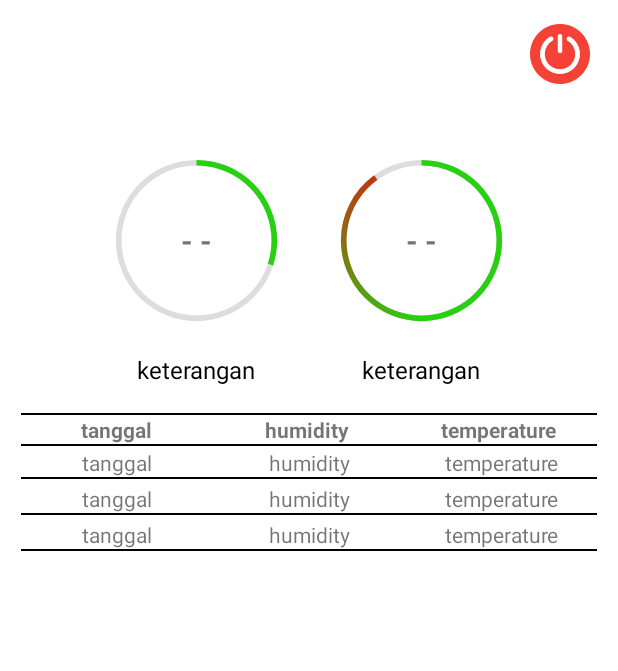
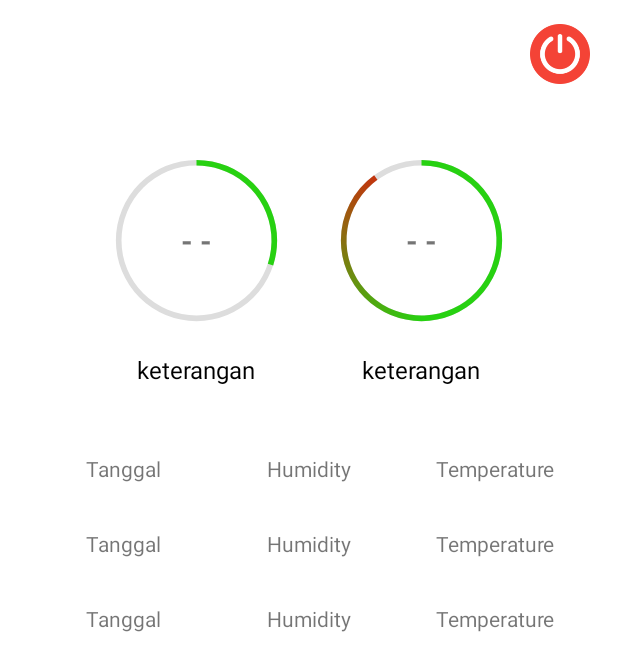
Before and after one commit to ahlill/FarmingController, an Android app: the layout activity_main.xml on its own in the app's theme, with its tools: preview values and no code run, on a phone screen of 412 x 824 dp. Shown: the top 671 px of the screen. Run offline under Robolectric (Android 15) with nearby library versions, the phone set to English and light mode, and no system bars; plain views replace NeumorphicFrameLayout.

Commit message:
mendekor tabel data

```diff
--- a/app/src/main/java/id/belajar/controller/Helper.kt
+++ b/app/src/main/java/id/belajar/controller/Helper.kt
@@ -40,11 +40,10 @@ class Helper {
     }
 
     //konversi timestamp ke date
-    fun getDateTime(s: String?): String? {
+    fun getDateTime(s: String?): String {
         return try {
             val sdf = SimpleDateFormat("dd/MM - HH:mm:ss")
             val netDate = s?.toLong()?.let { Date(it) }
-//            val netDate = s?.toLong()?.times(1000)?.let { Date(it) }
             sdf.format(netDate)
         } catch (e: Exception) {
             e.toString()
@@ -55,7 +54,6 @@ class Helper {
     fun checkConnection(context: Context): Boolean {
         val connectivityManager =
                 context.getSystemService(Context.CONNECTIVITY_SERVICE) as ConnectivityManager
-        if (connectivityManager != null) {
         val capabilities =
                 connectivityManager.getNetworkCapabilities(connectivityManager.activeNetwork)
         if (capabilities != null) {
@@ -74,7 +72,6 @@ class Helper {
                 }
             }
         }
-        }
         return false
     }
 
--- a/app/src/main/java/id/belajar/controller/MainActivity.kt
+++ b/app/src/main/java/id/belajar/controller/MainActivity.kt
@@ -54,7 +54,7 @@ class MainActivity : AppCompatActivity() {
             val mHum = hum.toInt()
             mProgressAnimationHum.setProgress(mHum)
             with(activityMainBinding) {
-                tvHum.text = "$mHum %"
+                tvHum.text = getString(R.string.hum, mHum)
                 tvHumKeterangan.text = when (mHum) {
                     in 0..60 -> {
                         "rendah"
@@ -78,7 +78,7 @@ class MainActivity : AppCompatActivity() {
             val mTemp = temp.toInt()
             mProgressAnimationTemp.setProgress(mTemp)
             with(activityMainBinding) {
-                tvTemp.text = "$mTemp ℃"
+                tvTemp.text = getString(R.string.temp, mTemp)
                 tvTempKeterangan.text = when (mTemp) {
                     in 0..25 -> {
                         "rendah"
--- a/app/src/main/res/layout/activity_main.xml
+++ b/app/src/main/res/layout/activity_main.xml
@@ -11,16 +11,16 @@
         android:id="@+id/btn_power"
         android:layout_width="40dp"
         android:layout_height="40dp"
+        android:contentDescription="@string/icon"
+        android:maxWidth="40dp"
         android:maxHeight="40dp"
-        android:maxWidth="40dp"
-        tools:src="@drawable/ic_power_off"
         app:layout_constraintBottom_toBottomOf="parent"
         app:layout_constraintEnd_toEndOf="parent"
+        app:layout_constraintHorizontal_bias="0.95"
         app:layout_constraintStart_toStartOf="parent"
         app:layout_constraintTop_toTopOf="parent"
-        app:layout_constraintHorizontal_bias="0.95"
         app:layout_constraintVertical_bias="0.02"
-        android:contentDescription="@string/icon" />
+        tools:src="@drawable/ic_power_off" />
 
     <LinearLayout
         android:id="@+id/linearLayout"
@@ -55,7 +55,7 @@
                 android:layout_width="wrap_content"
                 android:layout_height="wrap_content"
                 android:gravity="center"
-                android:text="- -"
+                android:text="@string/no_data"
                 android:textSize="20sp"
                 android:textStyle="bold"
                 app:layout_constraintBottom_toBottomOf="@+id/pb_hum"
@@ -68,7 +68,7 @@
                 android:layout_width="wrap_content"
                 android:layout_height="wrap_content"
                 android:gravity="center"
-                android:text="keterangan"
+                android:text="@string/keterangan"
                 android:textColor="@color/black"
                 android:textSize="16sp"
                 app:layout_constraintEnd_toEndOf="@+id/pb_hum"
@@ -94,7 +94,7 @@
                 android:layout_width="wrap_content"
                 android:layout_height="wrap_content"
                 android:gravity="center"
-                android:text="- -"
+                android:text="@string/no_data"
                 android:textSize="20sp"
                 android:textStyle="bold"
                 app:layout_constraintBottom_toBottomOf="@+id/pb_temp"
@@ -107,7 +107,7 @@
                 android:layout_width="wrap_content"
                 android:layout_height="wrap_content"
                 android:gravity="center"
-                android:text="keterangan"
+                android:text="@string/keterangan"
                 android:textColor="@color/black"
                 android:textSize="16sp"
                 app:layout_constraintEnd_toEndOf="@+id/pb_temp"
@@ -118,74 +118,20 @@
         </androidx.constraintlayout.widget.ConstraintLayout>
     </LinearLayout>
 
-    <androidx.constraintlayout.widget.ConstraintLayout
-        android:layout_width="match_parent"
-        android:layout_height="wrap_content"
-        android:layout_marginStart="14dp"
-        android:layout_marginEnd="14dp"
-        app:layout_constraintBottom_toTopOf="@+id/rv_data"
-        app:layout_constraintEnd_toEndOf="@+id/rv_data"
-        app:layout_constraintStart_toStartOf="@+id/rv_data">
-
-        <View
-            android:layout_width="match_parent"
-            android:layout_height="1dp"
-            android:background="@color/black"
-            app:layout_constraintEnd_toEndOf="@id/tv_item_hum"
-            app:layout_constraintStart_toStartOf="@id/tv_item_date"
-            app:layout_constraintBottom_toTopOf="@id/tv_item_hum" />
-
-        <TextView
-            android:id="@+id/tv_item_date"
-            style="@style/TextHeadDataItem"
-            android:text="tanggal"
-            app:layout_constraintBottom_toBottomOf="parent"
-            app:layout_constraintEnd_toStartOf="@id/tv_item_hum"
-            app:layout_constraintStart_toStartOf="parent"
-            app:layout_constraintTop_toTopOf="parent" />
-
-        <TextView
-            android:id="@+id/tv_item_hum"
-            style="@style/TextHeadDataItem"
-            android:text="humidity"
-            app:layout_constraintBottom_toBottomOf="parent"
-            app:layout_constraintEnd_toStartOf="@id/tv_item_temp"
-            app:layout_constraintStart_toEndOf="@id/tv_item_date"
-            app:layout_constraintTop_toTopOf="parent" />
-
-        <TextView
-            android:id="@+id/tv_item_temp"
-            android:layout_marginEnd="2dp"
-            style="@style/TextHeadDataItem"
-            android:text="temperature"
-            app:layout_constraintBottom_toBottomOf="parent"
-            app:layout_constraintEnd_toEndOf="parent"
-            app:layout_constraintStart_toEndOf="@id/tv_item_hum"
-            app:layout_constraintTop_toTopOf="parent" />
-
-        <View
-            android:layout_width="match_parent"
-            android:layout_height="1dp"
-            android:background="@color/black"
-            app:layout_constraintEnd_toEndOf="@id/tv_item_hum"
-            app:layout_constraintStart_toStartOf="@id/tv_item_date"
-            app:layout_constraintTop_toBottomOf="@id/tv_item_hum" />
-
-    </androidx.constraintlayout.widget.ConstraintLayout>
-
     <androidx.recyclerview.widget.RecyclerView
         android:id="@+id/rv_data"
         android:layout_width="match_parent"
-        android:layout_height="200dp"
-        android:layout_marginTop="40dp"
-        android:layout_marginStart="8dp"
-        android:layout_marginEnd="8dp"
+        android:layout_height="220dp"
+        android:layout_marginTop="30dp"
+        android:layout_marginStart="20dp"
+        android:layout_marginEnd="20dp"
         app:layout_constraintEnd_toEndOf="@+id/linearLayout"
+        app:layout_constraintHorizontal_bias="0.5"
         app:layout_constraintStart_toStartOf="@+id/linearLayout"
         app:layout_constraintTop_toBottomOf="@+id/linearLayout"
-        tools:listitem="@layout/data_item"/>
+        tools:listitem="@layout/data_item" />
+
 </androidx.constraintlayout.widget.ConstraintLayout>
-
 
     <!--    <com.borutsky.neumorphism.NeumorphicFrameLayout-->
     <!--        android:id="@+id/firstBlock"-->
--- a/app/src/main/res/layout/data_item.xml
+++ b/app/src/main/res/layout/data_item.xml
@@ -1,47 +1,38 @@
 <?xml version="1.0" encoding="utf-8"?>
 <androidx.constraintlayout.widget.ConstraintLayout xmlns:android="http://schemas.android.com/apk/res/android"
+    xmlns:app="http://schemas.android.com/apk/res-auto"
     android:layout_width="match_parent"
-    android:layout_height="wrap_content"
-    xmlns:app="http://schemas.android.com/apk/res-auto"
-    android:layout_marginStart="6dp"
-    android:layout_marginEnd="6dp"
-    android:layout_marginBottom="2dp"
+    android:layout_height="50dp"
     android:orientation="horizontal">
 
     <TextView
         android:id="@+id/tv_item_date"
+        android:layout_height="match_parent"
         style="@style/TextDataItem"
-        android:text="tanggal"
+        android:text= "@string/table_head_content_date"
+        app:layout_constraintBottom_toBottomOf="parent"
+        app:layout_constraintEnd_toStartOf="@id/tv_item_hum"
         app:layout_constraintStart_toStartOf="parent"
-        app:layout_constraintTop_toTopOf="parent"
-        app:layout_constraintBottom_toBottomOf="parent"
-        app:layout_constraintEnd_toStartOf="@id/tv_item_hum"/>
+        app:layout_constraintTop_toTopOf="parent" />
 
     <TextView
         android:id="@+id/tv_item_hum"
+        android:layout_height="match_parent"
         style="@style/TextDataItem"
-        android:text="humidity"
+        android:text= "@string/table_head_content_humidity"
+        app:layout_constraintBottom_toBottomOf="parent"
+        app:layout_constraintEnd_toStartOf="@id/tv_item_temp"
         app:layout_constraintStart_toEndOf="@id/tv_item_date"
-        app:layout_constraintEnd_toStartOf="@id/tv_item_temp"
-        app:layout_constraintTop_toTopOf="parent"
-        app:layout_constraintBottom_toBottomOf="parent"/>
+        app:layout_constraintTop_toTopOf="parent" />
 
     <TextView
         android:id="@+id/tv_item_temp"
+        android:layout_height="match_parent"
         style="@style/TextDataItem"
-        android:text="temperature"
+        android:text= "@string/table_head_content_temperature"
+        app:layout_constraintBottom_toBottomOf="parent"
+        app:layout_constraintEnd_toEndOf="parent"
         app:layout_constraintStart_toEndOf="@id/tv_item_hum"
-        app:layout_constraintTop_toTopOf="parent"
-        app:layout_constraintBottom_toBottomOf="parent"
-        app:layout_constraintEnd_toEndOf="parent"/>
-
-    <View
-        android:layout_width="match_parent"
-        android:layout_height="1dp"
-        android:background="@color/black"
-        app:layout_constraintStart_toStartOf="@id/tv_item_date"
-        app:layout_constraintEnd_toEndOf="@id/tv_item_hum"
-        app:layout_constraintTop_toBottomOf="@id/tv_item_hum"
-        />
+        app:layout_constraintTop_toTopOf="parent" />
 
 </androidx.constraintlayout.widget.ConstraintLayout>
--- a/app/src/main/res/values/strings.xml
+++ b/app/src/main/res/values/strings.xml
@@ -1,7 +1,17 @@
 <resources>
     <string name="app_name">Controller</string>
     <string name="icon">icon</string>
-    <!--    <string name="hum">"%d ℃"</string>-->
-    <!--    <string name="temp"></string>-->
+    <string name="no_data">- -</string>
+    <string name="keterangan">keterangan</string>
+    <string name="table_head_content_date">Tanggal</string>
+    <string name="table_head_content_temperature">Temperature</string>
+    <string name="table_head_content_humidity">Humidity</string>
+
+    <string name="hum">%d %%</string>
+    <string name="temp">%d ℃</string>
+
+    <string name="pattern_date">dd/MM - HH:mm:ss</string>
+
+
 
 </resources>
--- a/app/src/main/res/values/themes.xml
+++ b/app/src/main/res/values/themes.xml
@@ -27,14 +27,4 @@
         <item name="android:textSize">14sp</item>
     </style>
 
-    <style name="TextHeadDataItem" parent="TextDataItem">
-<!--        <item name="android:layout_weight">1</item>-->
-<!--        <item name="android:layout_width">0dp</item>-->
-<!--        <item name="android:layout_height">wrap_content</item>-->
-<!--        <item name="android:gravity">center</item>-->
-<!--        <item name="android:textSize">14sp</item>-->
-        <item name="android:gravity">center</item>
-        <item name="android:textStyle">bold</item>
-    </style>
-
 </resources>
```
Also changed, not shown: app/src/main/java/id/belajar/controller/DataAdapter.kt (+23 -4 lines), app/src/main/res/drawable/bg_table_content_cell.xml (added, +14 -0 lines), app/src/main/res/drawable/bg_table_header_cell.xml (added, +14 -0 lines), app/src/main/res/layout/activity_no_connection.xml (+4 -4 lines). Lines whose indentation alone changed are shown as unchanged.
